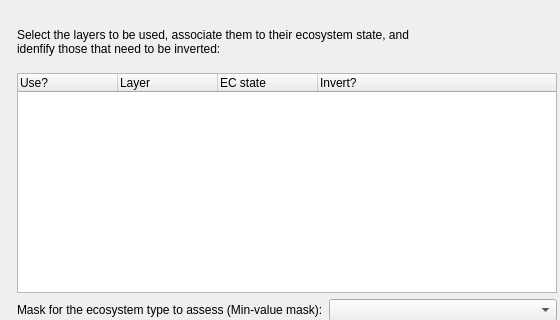
Above: tools/tool_normalise_invert.ui from piulintos/EcoCondition_Toolbox_for_QGIS before the change; both pictures show x 0 to 560 and y 0 to 320 of the 1424 by 650 pixel window. Below: the same form after it.
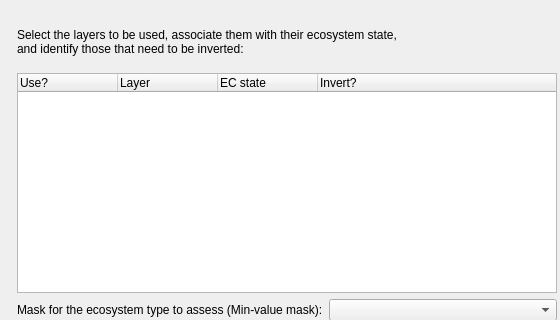
That is the form after the change.

The edit to the form file:
```diff
--- a/tools/tool_normalise_invert.ui
+++ b/tools/tool_normalise_invert.ui
@@ -86,7 +86,7 @@
          <number>1</number>
         </property>
         <property name="text">
-         <string>Select the layers to be used, associate them to their ecosystem state, and idenfify those that need to be inverted:</string>
+         <string>Select the layers to be used, associate them with their ecosystem state, and identify those that need to be inverted:</string>
         </property>
         <property name="wordWrap">
          <bool>true</bool>
```
